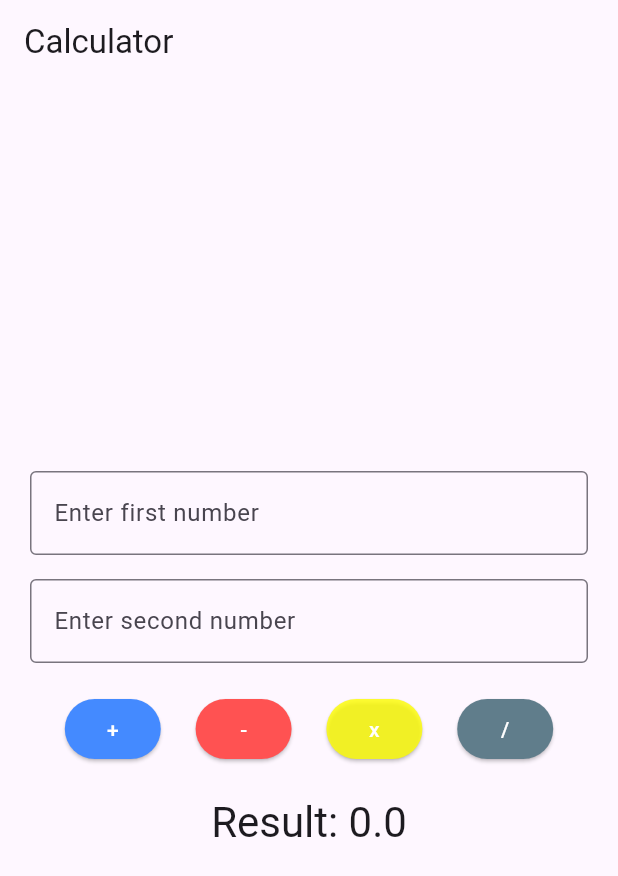
After one commit to sopheap-it/todo_app_team, a Flutter app: the Calculate screen opened directly, after a tap on an icon or button, on a phone screen of 412 x 824 dp. The commit adds this screen. Shown: the top 876 px of the screen. Run offline on Flutter 3.47's test engine with Material 3 defaults, Android fonts, the phone set to English and light mode, and no system bars.

Commit message:
Calculator

```diff
--- /dev/null
+++ b/lib/sothearith/calculate.dart
@@ -0,0 +1,130 @@
+import 'package:flutter/material.dart';
+
+class Calculate extends StatefulWidget {
+  const Calculate({super.key});
+
+  @override
+  _CalculateState createState() => _CalculateState();
+}
+
+class _CalculateState extends State<Calculate> {
+  // Store User Input
+  final TextEditingController _controller1 = TextEditingController();
+  final TextEditingController _controller2 = TextEditingController();
+
+  // Store perator result
+  String _result = "";
+
+  void _calculateResults(String operator) {
+    setState(() {
+      double num1 = double.tryParse(_controller1.text) ?? 0;
+      double num2 = double.tryParse(_controller2.text) ?? 0;
+
+      switch (operator) {
+        case '+':
+          _result = 'Result: ${num1 + num2}';
+          break;
+        case '-':
+          _result = 'Result: ${num1 - num2}';
+          break;
+        case 'x':
+          _result = 'Result: ${num1 * num2}';
+          break;
+        case '/':
+          _result =
+              num2 != 0 ? 'Result: ${num1 / num2}' : 'Eror: Division by zero';
+          break;
+      }
+    });
+  }
+
+  @override
+  Widget build(BuildContext context) {
+    return Scaffold(
+      appBar: AppBar(
+        title: const Text('Calculator'),
+      ),
+      body: Padding(
+        padding: const EdgeInsets.all(20.0),
+        child: Column(
+          mainAxisAlignment: MainAxisAlignment.center,
+          children: <Widget>[
+            TextField(
+              controller: _controller1,
+              decoration: const InputDecoration(
+                labelText: 'Enter first number',
+                border: OutlineInputBorder(),
+              ),
+              keyboardType: TextInputType.number,
+            ),
+            const SizedBox(height: 16),
+            TextField(
+              controller: _controller2,
+              decoration: const InputDecoration(
+                labelText: 'Enter second number',
+                border: OutlineInputBorder(),
+              ),
+              keyboardType: TextInputType.number,
+            ),
+            const SizedBox(height: 20),
+            Row(
+              mainAxisAlignment: MainAxisAlignment.spaceEvenly,
+              children: <Widget>[
+                ElevatedButton(
+                  style: ElevatedButton.styleFrom(
+                    foregroundColor: Colors.white,
+                    backgroundColor: Colors.blueAccent,
+                  ),
+                  onPressed: () => _calculateResults('+'),
+                  child: const Text('+'),
+                ),
+                ElevatedButton(
+                  style: ElevatedButton.styleFrom(
+                    foregroundColor: Colors.white,
+                    backgroundColor: Colors.redAccent,
+                  ),
+                  onPressed: () => _calculateResults('-'),
+                  child: const Text('-'),
+                ),
+                ElevatedButton(
+                  style: ElevatedButton.styleFrom(
+                    foregroundColor: Colors.white,
+                    backgroundColor: const Color.fromARGB(204, 255, 255, 0),
+                  ),
+                  onPressed: () => _calculateResults('x'),
+                  child: const Text('x'),
+                ),
+                ElevatedButton(
+                  style: ElevatedButton.styleFrom(
+                    foregroundColor: Colors.white,
+                    backgroundColor: Colors.blueGrey,
+                  ),
+                  onPressed: () => _calculateResults('/'),
+                  child: const Text('/'),
+                ),
+              ],
+            ),
+            const SizedBox(height: 20),
+            Text(
+              _result,
+              style: Theme.of(context).textTheme.headlineMedium,
+            ),
+          ],
+        ),
+      ),
+    );
+  }
+
+  @override
+  void dispose() {
+    _controller1.dispose();
+    _controller2.dispose();
+    super.dispose();
+  }
+}
+
+void main() {
+  runApp(const MaterialApp(
+    home: Calculate(),
+  ));
+}
```
Also changed, not shown: lib/sothearith/profile.dart (+7 -6 lines), lib/sothearith/test.dart (deleted, +0 -110 lines).
